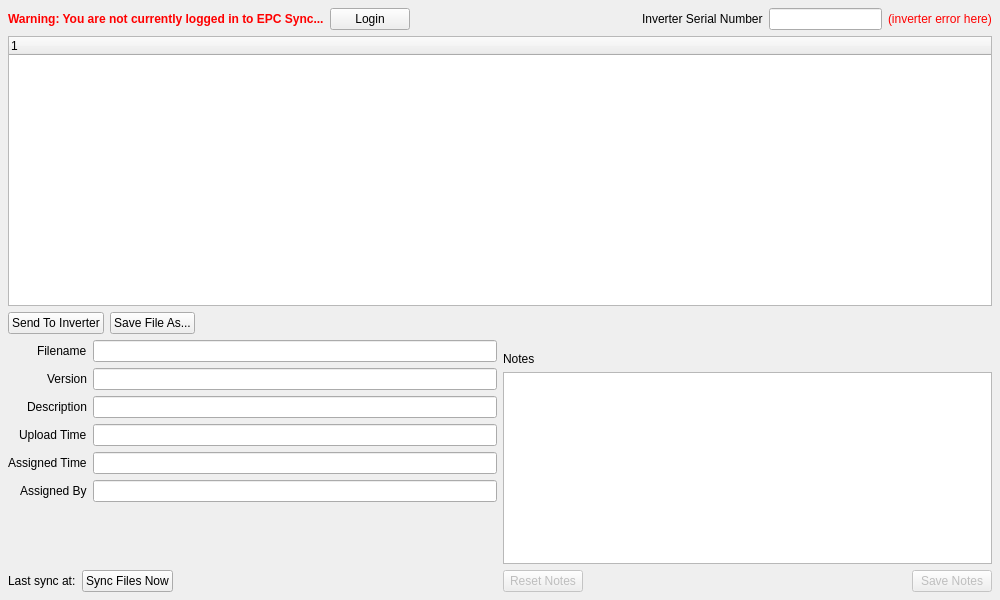
Above: epyqlib/tabs/files/filesview.ui from epcpower/stlib before the change. Below: the same form after it.
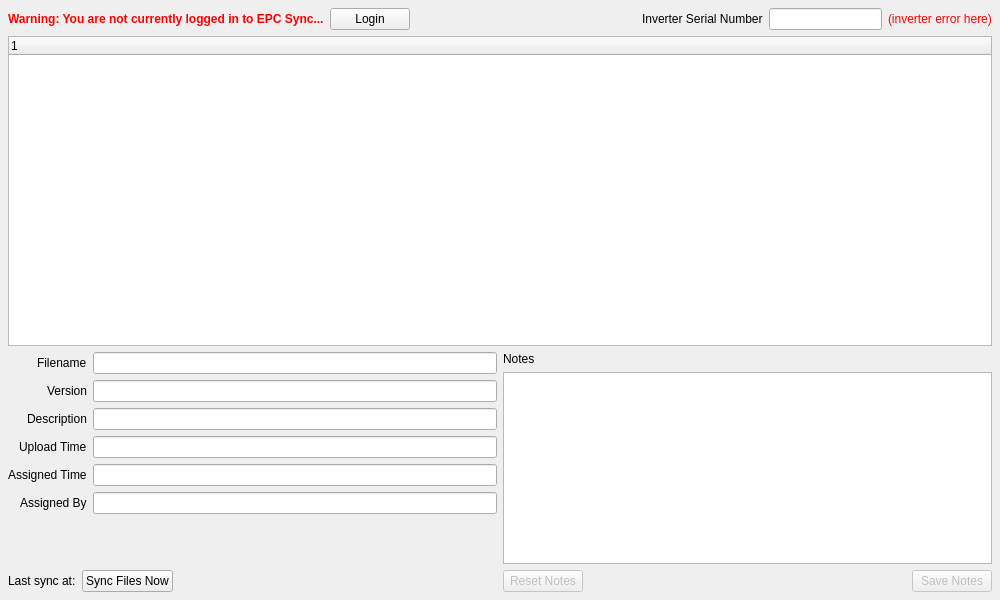
That is the form after the change.

Commit message: Add right click to menus in files grid; remove "to inverter" and "save file as" buttons from UI.

What changed in the file:
```diff
--- a/epyqlib/tabs/files/filesview.ui
+++ b/epyqlib/tabs/files/filesview.ui
@@ -139,49 +139,6 @@
          <property name="spacing">
           <number>-1</number>
          </property>
-         <item>
-          <layout class="QHBoxLayout" name="horizontalLayout_8">
-           <item>
-            <widget class="QPushButton" name="send_to_inverter">
-             <property name="text">
-              <string>Send To Inverter</string>
-             </property>
-            </widget>
-           </item>
-           <item>
-            <widget class="QPushButton" name="save_file_as">
-             <property name="sizePolicy">
-              <sizepolicy hsizetype="Preferred" vsizetype="Fixed">
-               <horstretch>0</horstretch>
-               <verstretch>0</verstretch>
-              </sizepolicy>
-             </property>
-             <property name="maximumSize">
-              <size>
-               <width>16777215</width>
-               <height>16777215</height>
-              </size>
-             </property>
-             <property name="text">
-              <string>Save File As...</string>
-             </property>
-            </widget>
-           </item>
-           <item>
-            <spacer name="horizontalSpacer_2">
-             <property name="orientation">
-              <enum>Qt::Horizontal</enum>
-             </property>
-             <property name="sizeHint" stdset="0">
-              <size>
-               <width>40</width>
-               <height>20</height>
-              </size>
-             </property>
-            </spacer>
-           </item>
-          </layout>
-         </item>
          <item>
           <layout class="QFormLayout" name="formLayout">
            <property name="sizeConstraint">
@@ -326,19 +283,6 @@
              </property>
             </widget>
            </item>
-           <item row="6" column="1">
-            <spacer name="verticalSpacer">
-             <property name="orientation">
-              <enum>Qt::Vertical</enum>
-             </property>
-             <property name="sizeHint" stdset="0">
-              <size>
-               <width>20</width>
-               <height>40</height>
-              </size>
-             </property>
-            </spacer>
-           </item>
            <item row="2" column="0">
             <widget class="QLabel" name="label_5">
              <property name="text">
@@ -355,6 +299,19 @@
            </item>
           </layout>
          </item>
+         <item>
+          <spacer name="verticalSpacer">
+           <property name="orientation">
+            <enum>Qt::Vertical</enum>
+           </property>
+           <property name="sizeHint" stdset="0">
+            <size>
+             <width>20</width>
+             <height>0</height>
+            </size>
+           </property>
+          </spacer>
+         </item>
          <item>
           <layout class="QHBoxLayout" name="horizontalLayout_7">
            <property name="spacing">
@@ -410,7 +367,7 @@
            <property name="sizeHint" stdset="0">
             <size>
              <width>20</width>
-             <height>40</height>
+             <height>0</height>
             </size>
            </property>
           </spacer>
```
The commit also changes 2 other files.
